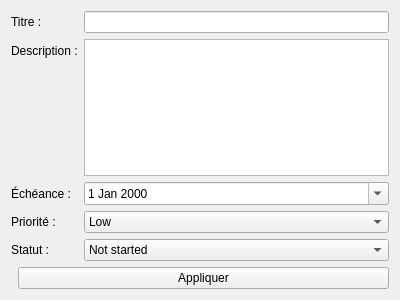
This is taskdetailwidget.ui in Big-Ouden/ToDoApp as Qt 5 draws it before an edit. The edited form follows.
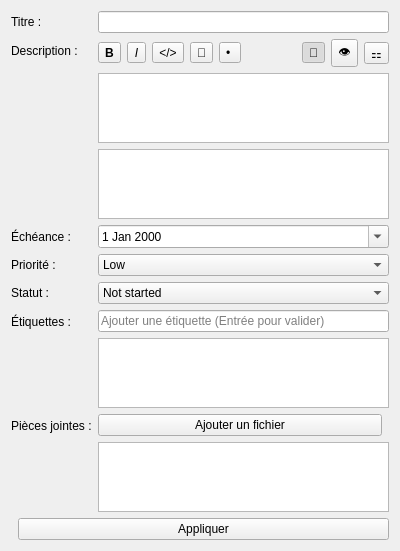
This is the edited form.

Commit message: add markdown, export, tag, preview etc

```diff
--- a/taskdetailwidget.ui
+++ b/taskdetailwidget.ui
@@ -32,7 +32,138 @@
       </widget>
      </item>
      <item row="1" column="1">
-      <widget class="QTextEdit" name="descEdit"/>
+      <layout class="QVBoxLayout" name="descriptionLayout">
+       <item>
+        <layout class="QHBoxLayout" name="markdownToolbar">
+         <item>
+          <widget class="QToolButton" name="boldButton">
+           <property name="text">
+            <string>B</string>
+           </property>
+           <property name="toolTip">
+            <string>Gras (Ctrl+B)</string>
+           </property>
+           <property name="font">
+            <font>
+             <weight>75</weight>
+             <bold>true</bold>
+            </font>
+           </property>
+          </widget>
+         </item>
+         <item>
+          <widget class="QToolButton" name="italicButton">
+           <property name="text">
+            <string>I</string>
+           </property>
+           <property name="toolTip">
+            <string>Italique (Ctrl+I)</string>
+           </property>
+           <property name="font">
+            <font>
+             <italic>true</italic>
+            </font>
+           </property>
+          </widget>
+         </item>
+         <item>
+          <widget class="QToolButton" name="codeButton">
+           <property name="text">
+            <string>&lt;/&gt;</string>
+           </property>
+           <property name="toolTip">
+            <string>Code inline</string>
+           </property>
+          </widget>
+         </item>
+         <item>
+          <widget class="QToolButton" name="linkButton">
+           <property name="text">
+            <string>🔗</string>
+           </property>
+           <property name="toolTip">
+            <string>Lien</string>
+           </property>
+          </widget>
+         </item>
+         <item>
+          <widget class="QToolButton" name="listButton">
+           <property name="text">
+            <string>• </string>
+           </property>
+           <property name="toolTip">
+            <string>Liste</string>
+           </property>
+          </widget>
+         </item>
+         <item>
+          <spacer name="toolbarSpacer">
+           <property name="orientation">
+            <enum>Qt::Horizontal</enum>
+           </property>
+           <property name="sizeHint" stdset="0">
+            <size>
+             <width>40</width>
+             <height>20</height>
+            </size>
+           </property>
+          </spacer>
+         </item>
+         <item>
+          <widget class="QToolButton" name="textOnlyButton">
+           <property name="text">
+            <string>📝</string>
+           </property>
+           <property name="toolTip">
+            <string>Texte uniquement</string>
+           </property>
+           <property name="checkable">
+            <bool>true</bool>
+           </property>
+           <property name="checked">
+            <bool>true</bool>
+           </property>
+          </widget>
+         </item>
+         <item>
+          <widget class="QToolButton" name="previewOnlyButton">
+           <property name="text">
+            <string>👁</string>
+           </property>
+           <property name="toolTip">
+            <string>Aperçu uniquement (double-clic pour éditer)</string>
+           </property>
+           <property name="checkable">
+            <bool>true</bool>
+           </property>
+          </widget>
+         </item>
+         <item>
+          <widget class="QToolButton" name="splitViewButton">
+           <property name="text">
+            <string>⚏</string>
+           </property>
+           <property name="toolTip">
+            <string>Vue divisée</string>
+           </property>
+           <property name="checkable">
+            <bool>true</bool>
+           </property>
+          </widget>
+         </item>
+        </layout>
+       </item>
+       <item>
+        <widget class="QTextEdit" name="descEdit"/>
+       </item>
+       <item>
+        <widget class="QTextBrowser" name="previewBrowser">
+         <property name="visible">
+          <bool>false</bool>
+         </property>
+        </widget>
+       </item>
+      </layout>
      </item>
 
      <item row="2" column="0">
@@ -82,6 +213,69 @@
       </widget>
      </item>
 
+     <item row="5" column="0">
+      <widget class="QLabel" name="labelTags">
+       <property name="text">
+        <string>Étiquettes :</string>
+       </property>
+      </widget>
+     </item>
+     <item row="5" column="1">
+      <layout class="QVBoxLayout" name="tagsLayout">
+       <item>
+        <widget class="QLineEdit" name="tagsEdit">
+         <property name="placeholderText">
+          <string>Ajouter une étiquette (Entrée pour valider)</string>
+         </property>
+        </widget>
+       </item>
+       <item>
+        <widget class="QListWidget" name="tagsListWidget">
+         <property name="maximumHeight">
+          <number>100</number>
+         </property>
+        </widget>
+       </item>
+      </layout>
+     </item>
+
+     <item row="6" column="0">
+      <widget class="QLabel" name="labelAttachments">
+       <property name="text">
+        <string>Pièces jointes :</string>
+       </property>
+      </widget>
+     </item>
+     <item row="6" column="1">
+      <layout class="QVBoxLayout" name="attachmentsLayout">
+       <item>
+        <layout class="QHBoxLayout" name="attachmentsButtonsLayout">
+         <item>
+          <widget class="QPushButton" name="addAttachmentButton">
+           <property name="text">
+            <string>Ajouter un fichier</string>
+           </property>
+          </widget>
+         </item>
+         <item>
+          <spacer name="attachmentsSpacer">
+           <property name="orientation">
+            <enum>Qt::Horizontal</enum>
+           </property>
+          </spacer>
+         </item>
+        </layout>
+       </item>
+       <item>
+        <widget class="QListWidget" name="attachmentsListWidget">
+         <property name="maximumHeight">
+          <number>100</number>
+         </property>
+        </widget>
+       </item>
+      </layout>
+     </item>
+
     </layout>
    </item>
 
```
The commit also changes 14 other files.
